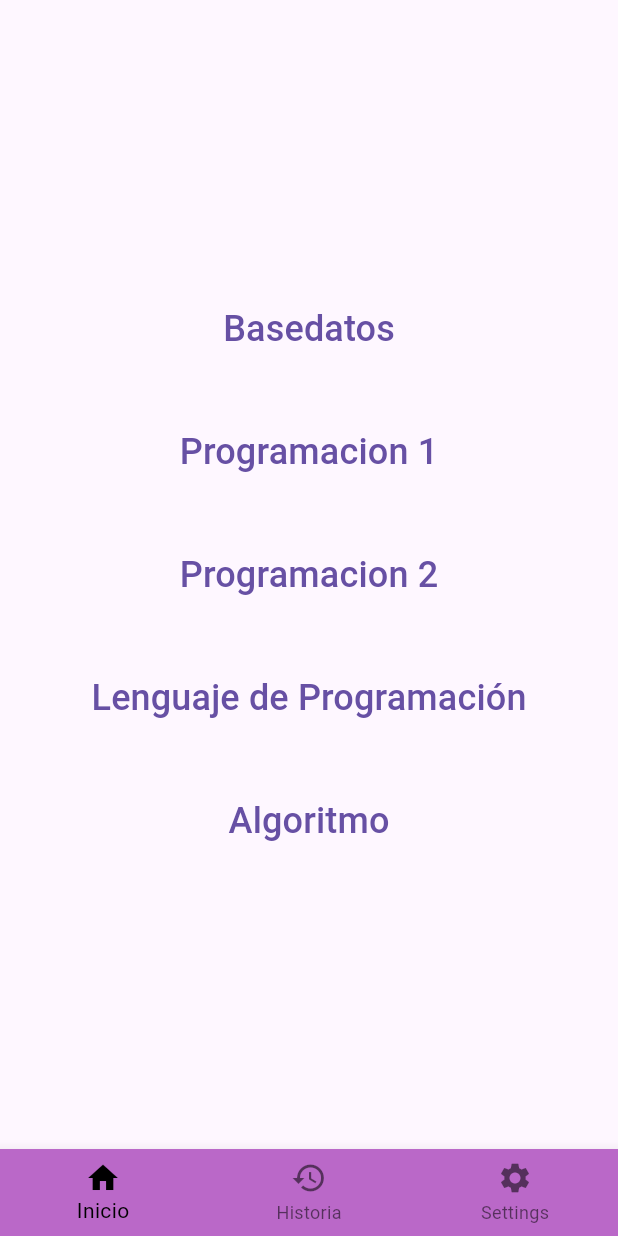
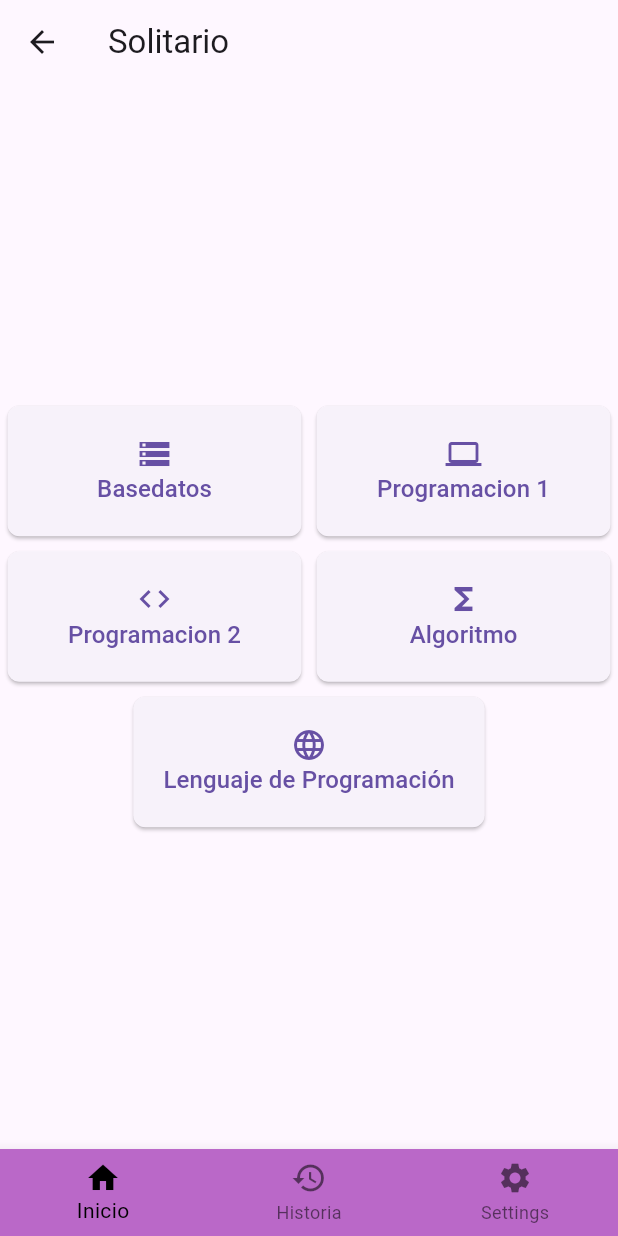
Before and after one commit to AndreaJVB/Proyecto_IS513, a Flutter app: the SolitarioPage screen opened by its route, on a phone screen of 412 x 824 dp. Run offline on Flutter 3.47's test engine with Material 3 defaults, Android fonts, the phone set to English and light mode, and no system bars; our stand-ins replace firebase_auth, firebase_core, flutter_signin_button, get; accounts and stored records are empty.

Commit message:
edicion de diseno, gesto de deslizamiento, icono para cada page

```diff
--- a/educode/lib/interfaces/pages/game_mode/solitario_page.dart
+++ b/educode/lib/interfaces/pages/game_mode/solitario_page.dart
@@ -25,7 +25,17 @@ class _SolitarioPageState extends State<SolitarioPage> {
 
   @override
   Widget build(BuildContext context) {
-    return Scaffold(
+    return GestureDetector(
+      onHorizontalDragUpdate: (details) {
+        if (details.primaryDelta! > 5) {
+          // Ajusta este valor para cambiar la sensibilidad
+          Get.back();
+        }
+      },
+      child: Scaffold(
+        appBar: AppBar(
+          title: Text('Solitario'),
+        ),
         body: Center(
           child: _widgetOptions.elementAt(_selectedIndex),
         ),
@@ -49,6 +59,7 @@ class _SolitarioPageState extends State<SolitarioPage> {
           selectedItemColor: Colors.black,
           onTap: _onItemTapped,
         ),
+      ),
     );
   }
 }
@@ -60,40 +71,113 @@ class InicioPage extends StatelessWidget {
       child: Column(
         mainAxisAlignment: MainAxisAlignment.center,
         children: [
+          Table(
+            children: [
+              TableRow(
+                children: [
                   Padding(
-            padding: const EdgeInsets.all(16.0),
-            child: TextButton(
+                    padding: const EdgeInsets.all(5.0),
+                    child: ElevatedButton(
                       onPressed: () => Get.toNamed('/basedatos'),
-              child: Text('Basedatos', style: TextStyle(fontSize: 24)),
+                      style: ElevatedButton.styleFrom(
+                        shape: RoundedRectangleBorder(
+                          borderRadius: BorderRadius.circular(8.0),
+                        ),
+                        padding:
+                            EdgeInsets.symmetric(vertical: 20, horizontal: 20),
+                      ),
+                      child: Column(
+                        children: [
+                          Icon(Icons.storage, size: 24),
+                          Text('Basedatos', style: TextStyle(fontSize: 16)),
+                        ],
+                      ),
                     ),
                   ),
                   Padding(
-            padding: const EdgeInsets.all(16.0),
-            child: TextButton(
+                    padding: const EdgeInsets.all(5.0),
+                    child: ElevatedButton(
                       onPressed: () => Get.toNamed('/programacion1'),
-              child: Text('Programacion 1', style: TextStyle(fontSize: 24)),
+                      style: ElevatedButton.styleFrom(
+                        shape: RoundedRectangleBorder(
+                          borderRadius: BorderRadius.circular(8.0),
+                        ),
+                        padding:
+                            EdgeInsets.symmetric(vertical: 20, horizontal: 20),
+                      ),
+                      child: Column(
+                        children: [
+                          Icon(Icons.computer, size: 24),
+                          Text('Programacion 1',
+                              style: TextStyle(fontSize: 16)),
+                        ],
+                      ),
+                    ),
+                  ),
+                ],
+              ),
+              TableRow(
+                children: [
+                  Padding(
+                    padding: const EdgeInsets.all(5.0),
+                    child: ElevatedButton(
+                      onPressed: () => Get.toNamed('/programacion2'),
+                      style: ElevatedButton.styleFrom(
+                        shape: RoundedRectangleBorder(
+                          borderRadius: BorderRadius.circular(8.0),
+                        ),
+                        padding:
+                            EdgeInsets.symmetric(vertical: 20, horizontal: 20),
+                      ),
+                      child: Column(
+                        children: [
+                          Icon(Icons.code, size: 24),
+                          Text('Programacion 2',
+                              style: TextStyle(fontSize: 16)),
+                        ],
+                      ),
                     ),
                   ),
                   Padding(
-            padding: const EdgeInsets.all(16.0),
-            child: TextButton(
-              onPressed: () => Get.toNamed('/programacion2'),
-              child: Text('Programacion 2', style: TextStyle(fontSize: 24)),
+                    padding: const EdgeInsets.all(5.0),
+                    child: ElevatedButton(
+                      onPressed: () => Get.toNamed('/algoritmo'),
+                      style: ElevatedButton.styleFrom(
+                        shape: RoundedRectangleBorder(
+                          borderRadius: BorderRadius.circular(8.0),
+                        ),
+                        padding:
+                            EdgeInsets.symmetric(vertical: 20, horizontal: 20),
+                      ),
+                      child: Column(
+                        children: [
+                          Icon(Icons.functions, size: 24),
+                          Text('Algoritmo', style: TextStyle(fontSize: 16)),
+                        ],
                       ),
                     ),
-          Padding(
-            padding: const EdgeInsets.all(16.0),
-            child: TextButton(
-              onPressed: () => Get.toNamed('/lenguaje_programacion'),
-              child: Text('Lenguaje de Programación',
-                  style: TextStyle(fontSize: 24)),
                   ),
+                ],
+              ),
+            ],
           ),
           Padding(
-            padding: const EdgeInsets.all(16.0),
-            child: TextButton(
-              onPressed: () => Get.toNamed('/algoritmo'),
-              child: Text('Algoritmo', style: TextStyle(fontSize: 24)),
+            padding: const EdgeInsets.all(5.0),
+            child: ElevatedButton(
+              onPressed: () => Get.toNamed('/lenguaje_programacion'),
+              style: ElevatedButton.styleFrom(
+                shape: RoundedRectangleBorder(
+                  borderRadius: BorderRadius.circular(8.0),
+                ),
+                padding: EdgeInsets.symmetric(vertical: 20, horizontal: 20),
+              ),
+              child: Column(
+                children: [
+                  Icon(Icons.language, size: 24),
+                  Text('Lenguaje de Programación',
+                      style: TextStyle(fontSize: 16)),
+                ],
+              ),
             ),
           ),
         ],
```
Also changed, not shown: educode/lib/interfaces/pages/game_mode/multijugador_page.dart (+18 -5 lines), educode/lib/interfaces/pages/topic_pages/algoritmo_page.dart (+15 -6 lines), educode/lib/interfaces/pages/topic_pages/basedatos_page.dart (+15 -6 lines), educode/lib/interfaces/pages/topic_pages/lenguaje_programaicon_page.dart (+15 -6 lines), educode/lib/interfaces/pages/topic_pages/programacion1_page.dart (+15 -6 lines), educode/lib/interfaces/pages/topic_pages/programacion2_page.dart (+15 -6 lines). Lines whose indentation alone changed are shown as unchanged.
